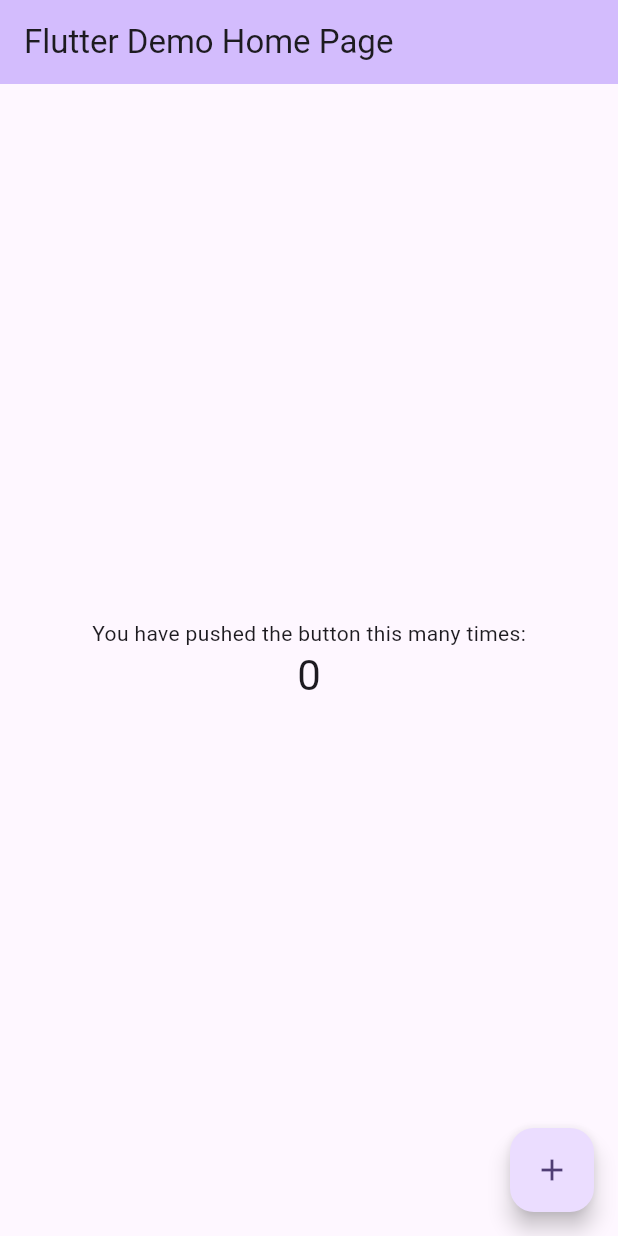
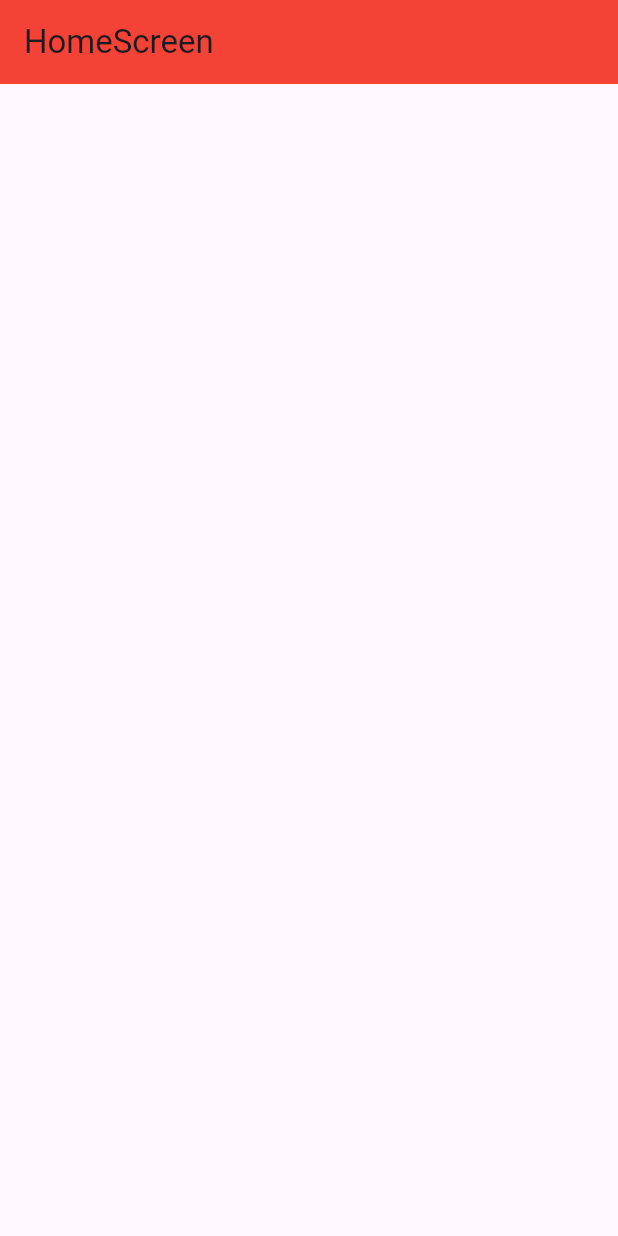
Before and after one commit to mSaaad10/my-test-app, a Flutter app: the screen it shows after launch, on a phone screen of 412 x 824 dp. Run offline on Flutter 3.47's test engine with Material 3 defaults, Android fonts, the phone set to English and light mode, and no system bars.

Commit message:
add home screen add app bar

```diff
--- /dev/null
+++ b/lib/home_screen.dart
@@ -0,0 +1,15 @@
+import 'package:flutter/material.dart';
+
+class HomeScreen extends StatelessWidget {
+  const HomeScreen({super.key});
+
+  @override
+  Widget build(BuildContext context) {
+    return Scaffold(
+      appBar: AppBar(
+        backgroundColor: Colors.red,
+        title: Text("HomeScreen"),
+      ),
+    );
+  }
+}
--- a/lib/main.dart
+++ b/lib/main.dart
@@ -1,4 +1,5 @@
 import 'package:flutter/material.dart';
+import 'package:my_test_app/home_screen.dart';
 
 void main() {
   runApp(const MyApp());
@@ -13,113 +14,10 @@ class MyApp extends StatelessWidget {
     return MaterialApp(
       title: 'Flutter Demo',
       theme: ThemeData(
-        // This is the theme of your application.
-        //
-        // TRY THIS: Try running your application with "flutter run". You'll see
-        // the application has a purple toolbar. Then, without quitting the app,
-        // try changing the seedColor in the colorScheme below to Colors.green
-        // and then invoke "hot reload" (save your changes or press the "hot
-        // reload" button in a Flutter-supported IDE, or press "r" if you used
-        // the command line to start the app).
-        //
-        // Notice that the counter didn't reset back to zero; the application
-        // state is not lost during the reload. To reset the state, use hot
-        // restart instead.
-        //
-        // This works for code too, not just values: Most code changes can be
-        // tested with just a hot reload.
         colorScheme: ColorScheme.fromSeed(seedColor: Colors.deepPurple),
         useMaterial3: true,
       ),
-      home: const MyHomePage(title: 'Flutter Demo Home Page'),
+      home: HomeScreen(),
     );
   }
 }
-
-class MyHomePage extends StatefulWidget {
-  const MyHomePage({super.key, required this.title});
-
-  // This widget is the home page of your application. It is stateful, meaning
-  // that it has a State object (defined below) that contains fields that affect
-  // how it looks.
-
-  // This class is the configuration for the state. It holds the values (in this
-  // case the title) provided by the parent (in this case the App widget) and
-  // used by the build method of the State. Fields in a Widget subclass are
-  // always marked "final".
-
-  final String title;
-
-  @override
-  State<MyHomePage> createState() => _MyHomePageState();
-}
-
-class _MyHomePageState extends State<MyHomePage> {
-  int _counter = 0;
-
-  void _incrementCounter() {
-    setState(() {
-      // This call to setState tells the Flutter framework that something has
-      // changed in this State, which causes it to rerun the build method below
-      // so that the display can reflect the updated values. If we changed
-      // _counter without calling setState(), then the build method would not be
-      // called again, and so nothing would appear to happen.
-      _counter++;
-    });
-  }
-
-  @override
-  Widget build(BuildContext context) {
-    // This method is rerun every time setState is called, for instance as done
-    // by the _incrementCounter method above.
-    //
-    // The Flutter framework has been optimized to make rerunning build methods
-    // fast, so that you can just rebuild anything that needs updating rather
-    // than having to individually change instances of widgets.
-    return Scaffold(
-      appBar: AppBar(
-        // TRY THIS: Try changing the color here to a specific color (to
-        // Colors.amber, perhaps?) and trigger a hot reload to see the AppBar
-        // change color while the other colors stay the same.
-        backgroundColor: Theme.of(context).colorScheme.inversePrimary,
-        // Here we take the value from the MyHomePage object that was created by
-        // the App.build method, and use it to set our appbar title.
-        title: Text(widget.title),
-      ),
-      body: Center(
-        // Center is a layout widget. It takes a single child and positions it
-        // in the middle of the parent.
-        child: Column(
-          // Column is also a layout widget. It takes a list of children and
-          // arranges them vertically. By default, it sizes itself to fit its
-          // children horizontally, and tries to be as tall as its parent.
-          //
-          // Column has various properties to control how it sizes itself and
-          // how it positions its children. Here we use mainAxisAlignment to
-          // center the children vertically; the main axis here is the vertical
-          // axis because Columns are vertical (the cross axis would be
-          // horizontal).
-          //
-          // TRY THIS: Invoke "debug painting" (choose the "Toggle Debug Paint"
-          // action in the IDE, or press "p" in the console), to see the
-          // wireframe for each widget.
-          mainAxisAlignment: MainAxisAlignment.center,
-          children: <Widget>[
-            const Text(
-              'You have pushed the button this many times:',
-            ),
-            Text(
-              '$_counter',
-              style: Theme.of(context).textTheme.headlineMedium,
-            ),
-          ],
-        ),
-      ),
-      floatingActionButton: FloatingActionButton(
-        onPressed: _incrementCounter,
-        tooltip: 'Increment',
-        child: const Icon(Icons.add),
-      ), // This trailing comma makes auto-formatting nicer for build methods.
-    );
-  }
-}
```
